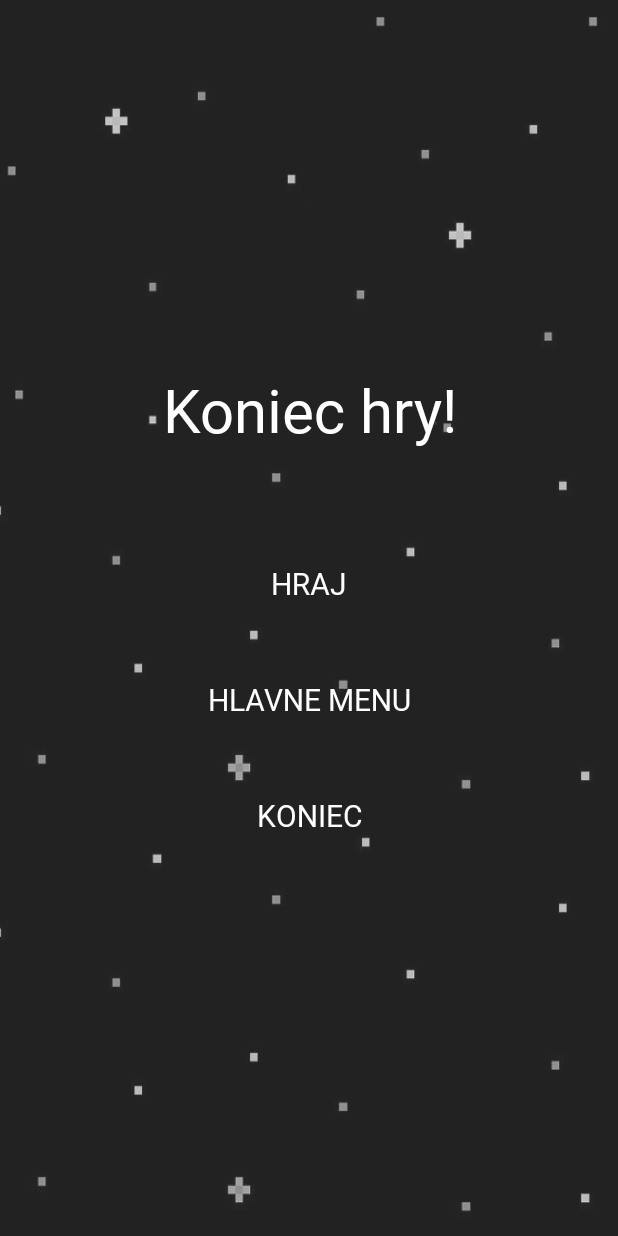
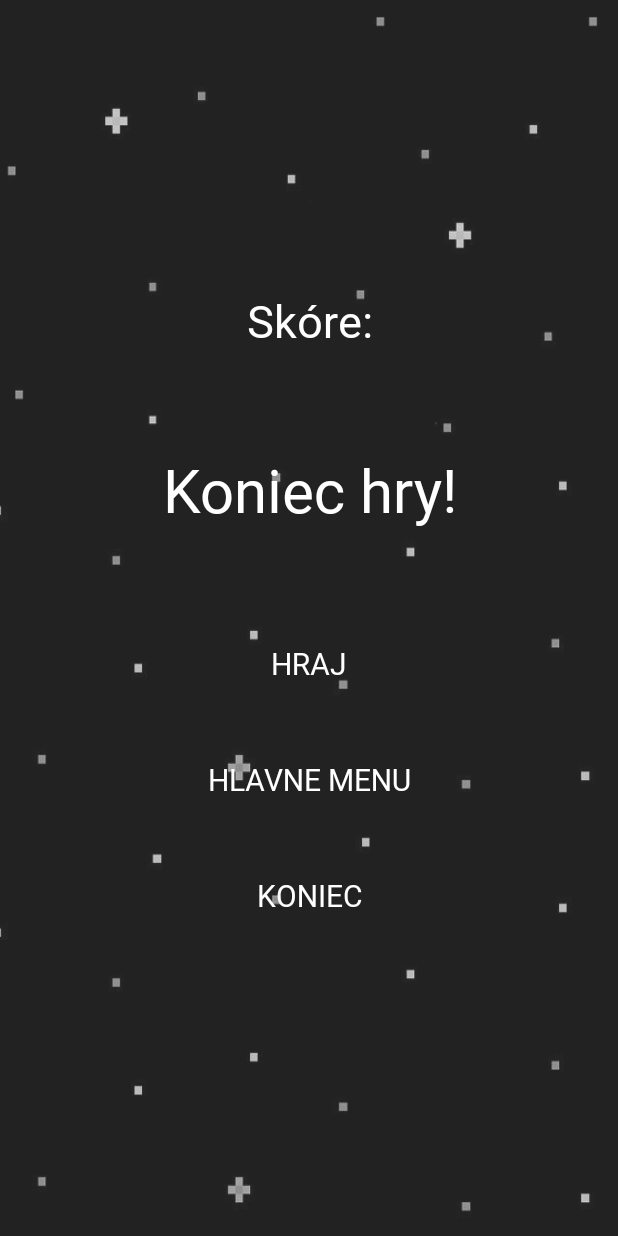
Before and after one commit to adrlengyel/rectangler, an Android app: the GameOverActivity screen opened directly, with no data from a screen before it, on a phone screen of 412 x 824 dp. Run offline under Robolectric (Android 15) with nearby library versions, the phone set to English and light mode, and no system bars.

Commit message:
Adding score + quick responsive fixes

```diff
--- a/app/src/main/java/com/example/rectangler/Bullet.java
+++ b/app/src/main/java/com/example/rectangler/Bullet.java
@@ -16,10 +16,10 @@ public class Bullet {
         bulletWidth = bullet.getWidth();
         bulletHeight = bullet.getHeight();
 
-        bulletWidth = (int) (bulletWidth * GameView.screenXRatio);
-        bulletHeight = (int) (bulletHeight * GameView.screenYRatio);
+        bulletWidth = (int) (bulletWidth / GameView.screenXRatio);
+        bulletHeight = (int) (bulletHeight / GameView.screenYRatio);
 
-        bullet = Bitmap.createScaledBitmap(bullet, bullet.getWidth(), bullet.getHeight(), false);
+        bullet = Bitmap.createScaledBitmap(bullet, bulletWidth, bulletHeight, false);
     }
 
     public Rect getCollision(){
--- a/app/src/main/java/com/example/rectangler/GameOverActivity.java
+++ b/app/src/main/java/com/example/rectangler/GameOverActivity.java
@@ -20,12 +20,12 @@ import java.io.InputStreamReader;
 public class GameOverActivity extends AppCompatActivity {
 
     private Button btnQuitGame, btnMainMenu, btnReplay;
-    private TextView tvGameOver;
+    private TextView tvGameOver, tvScore;
     private Context context;
     private Resources resources;
     private String currentLanguageCode, filePath, fileName;
     private MediaPlayer music;
-    private int volume;
+    private int volume, score;
 
     @Override
     protected void onCreate(Bundle savedInstanceState) {
@@ -71,6 +71,13 @@ public class GameOverActivity extends AppCompatActivity {
             }
         }
 
+        if(getIntent().getExtras() != null){
+
+            score = getIntent().getIntExtra("score", 0);
+            tvScore.append(Integer.toString(score));
+
+        }
+
         music = MediaPlayer.create(GameOverActivity.this, R.raw.game_over);
         music.setLooping(false);
         music.setVolume(volume / 50.0f, volume / 50.0f);
@@ -86,6 +93,7 @@ public class GameOverActivity extends AppCompatActivity {
 
     private void inicialize(){
 
+        tvScore = (TextView)findViewById(R.id.tvScore);
         btnQuitGame = (Button) findViewById(R.id.btnQuitGame);
         btnMainMenu = (Button) findViewById(R.id.btnMainMenu);
         tvGameOver = (TextView) findViewById(R.id.tvGameOver);
@@ -153,7 +161,7 @@ public class GameOverActivity extends AppCompatActivity {
         btnQuitGame.setText(resources.getString(R.string.quit_button));
         btnMainMenu.setText(resources.getString(R.string.main_menu));
         btnReplay.setText(resources.getString(R.string.play_button));
-
+        tvScore.setText(resources.getString(R.string.score));
 
     }
 }
--- a/app/src/main/java/com/example/rectangler/Player.java
+++ b/app/src/main/java/com/example/rectangler/Player.java
@@ -32,8 +32,8 @@ public class Player {
         playerWidth = player.getWidth();
         playerHeight = player.getHeight();
 
-        playerWidth = (int) (playerWidth * GameView.screenXRatio);
-        playerHeight = (int) (playerHeight * GameView.screenYRatio);
+        playerWidth = (int) (playerWidth / GameView.screenXRatio);
+        playerHeight = (int) (playerHeight / GameView.screenYRatio);
 
         player = Bitmap.createScaledBitmap(player, playerWidth, playerHeight, false);
 
--- a/app/src/main/res/layout/activity_game_over.xml
+++ b/app/src/main/res/layout/activity_game_over.xml
@@ -8,10 +8,24 @@
     android:gravity="center">
 
     <TextView
+        android:id="@+id/tvScore"
+        android:layout_width="wrap_content"
+        android:layout_height="wrap_content"
+        android:layout_marginBottom="65sp"
+        android:layout_centerHorizontal="true"
+        android:text="@string/score"
+        android:textAlignment="center"
+        android:textColor="@color/white"
+        android:fontFamily="@font/pixel"
+        android:textSize="30sp"
+        />
+
+    <TextView
         android:id="@+id/tvGameOver"
         android:layout_width="wrap_content"
         android:layout_height="wrap_content"
         android:layout_centerHorizontal="true"
+        android:layout_below="@+id/tvScore"
         android:layout_marginBottom="45sp"
         android:text="@string/game_over"
         android:textAlignment="center"
--- a/app/src/main/res/values/strings.xml
+++ b/app/src/main/res/values/strings.xml
@@ -16,4 +16,5 @@
     <string name="loading_text">10. ročník súťaže IHRA</string>
     <string name="game_over">Koniec hry!</string>
     <string name="main_menu">Hlavne menu</string>
+    <string name="score">Skóre: </string>
 </resources>
```
Also changed, not shown: app/src/main/java/com/example/rectangler/GameView.java (+6 -3 lines), 1 other file.
